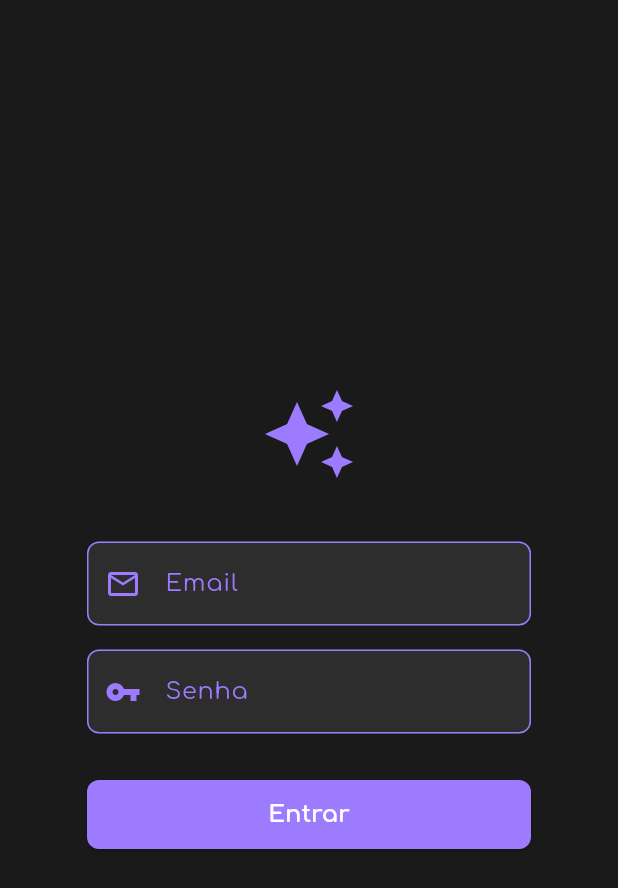
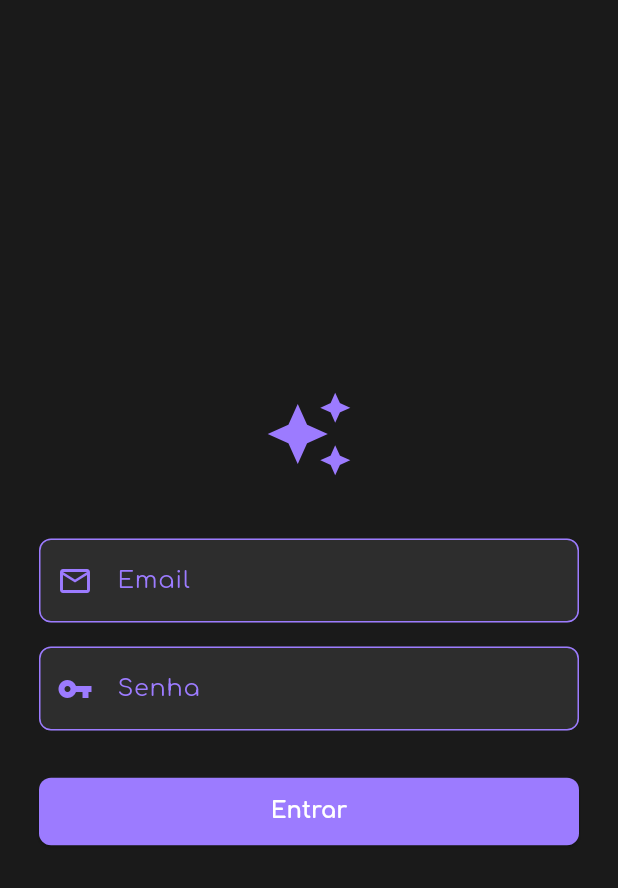
Before and after one commit to equipe-javali/API_6_FRONT, a Flutter app: the screen it shows after launch, on a phone screen of 412 x 824 dp. Shown: the top 888 px of the screen. Run offline on Flutter 3.47's test engine with Material 3 defaults, Android fonts, the phone set to English and light mode, and no system bars; our stand-ins replace go_router, google_fonts, shared_preferences, sticky_headers.

Commit message:
35 - Arrumada responsividade da tela de login

```diff
--- a/app/lib/pages/login.dart
+++ b/app/lib/pages/login.dart
@@ -31,6 +31,7 @@ class _LoginPageState extends State<LoginPage> {
     setState(() => isLoading = false);
 
     if (!mounted) return;
+
     if (token != null) {
       context.go('/usuarios');
     } else {
@@ -44,67 +45,58 @@ class _LoginPageState extends State<LoginPage> {
   Widget build(BuildContext context) {
     return Scaffold(
       backgroundColor: const Color(0xFF1A1A1A),
-      body: Center(
+      body: LayoutBuilder(
+        builder: (context, constraints) {
+          final isMobile = constraints.maxWidth < 600;
+
+          return Center(
             child: SingleChildScrollView(
+              padding: EdgeInsets.symmetric(
+                horizontal: isMobile ? 24 : 40,
+                vertical: isMobile ? 20 : 40,
+              ),
               child: ConstrainedBox(
-            constraints: const BoxConstraints(maxWidth: 360),
-            child: Padding(
-              padding: const EdgeInsets.symmetric(horizontal: 32.0),
-              child: Column(
+                constraints: BoxConstraints(
+                  maxWidth: isMobile ? 360 : 420,
+                ),
+                child: _buildForm(isMobile),
+              ),
+            ),
+          );
+        },
+      ),
+    );
+  }
+
+  Widget _buildForm(bool isMobile) {
+    return Column(
       mainAxisAlignment: MainAxisAlignment.center,
       children: [
-                  const Icon(Icons.auto_awesome,
-                      color: Color(0xFF9C7BFF), size: 64),
+        Icon(
+          Icons.auto_awesome,
+          color: const Color(0xFF9C7BFF),
+          size: isMobile ? 60 : 72,
+        ),
         const SizedBox(height: 40),
 
-                  // Email
+        // EMAIL
         TextField(
           controller: emailController,
           style: const TextStyle(color: Colors.white),
-                    decoration: InputDecoration(
-                      prefixIcon: const Icon(Icons.mail_outline,
-                          color: Color(0xFF9C7BFF)),
-                      labelText: "Email",
-                      labelStyle:
-                          GoogleFonts.comfortaa(color: const Color(0xFF9C7BFF)),
-                      enabledBorder: OutlineInputBorder(
-                        borderSide: const BorderSide(color: Color(0xFF9C7BFF)),
-                        borderRadius: BorderRadius.circular(8),
-                      ),
-                      focusedBorder: OutlineInputBorder(
-                        borderSide: const BorderSide(
-                            color: Color(0xFF9C7BFF), width: 2),
-                        borderRadius: BorderRadius.circular(8),
-                      ),
-                    ),
+          decoration: _inputDecoration("Email", Icons.mail_outline),
         ),
         const SizedBox(height: 16),
 
-                  // Senha
+        // SENHA
         TextField(
           controller: passwordController,
           obscureText: true,
           style: const TextStyle(color: Colors.white),
-                    decoration: InputDecoration(
-                      prefixIcon:
-                          const Icon(Icons.vpn_key, color: Color(0xFF9C7BFF)),
-                      labelText: "Senha",
-                      labelStyle:
-                          GoogleFonts.comfortaa(color: const Color(0xFF9C7BFF)),
-                      enabledBorder: OutlineInputBorder(
-                        borderSide: const BorderSide(color: Color(0xFF9C7BFF)),
-                        borderRadius: BorderRadius.circular(8),
-                      ),
-                      focusedBorder: OutlineInputBorder(
-                        borderSide: const BorderSide(
-                            color: Color(0xFF9C7BFF), width: 2),
-                        borderRadius: BorderRadius.circular(8),
-                      ),
-                    ),
+          decoration: _inputDecoration("Senha", Icons.vpn_key),
         ),
         const SizedBox(height: 30),
 
-                  // Botão
+        // BOTÃO ENTRAR
         SizedBox(
           width: double.infinity,
           child: ElevatedButton(
@@ -117,14 +109,12 @@ class _LoginPageState extends State<LoginPage> {
               ),
             ),
             child: isLoading
-                          ? const CircularProgressIndicator(
-                              color: Colors.white,
-                            )
+                ? const CircularProgressIndicator(color: Colors.white)
                 : Text(
                     "Entrar",
                     style: GoogleFonts.comfortaa(
                       color: Colors.white,
-                                fontSize: 16,
+                      fontSize: isMobile ? 15 : 17,
                       fontWeight: FontWeight.w700,
                     ),
                   ),
@@ -133,14 +123,28 @@ class _LoginPageState extends State<LoginPage> {
 
         if (errorMessage != null) ...[
           const SizedBox(height: 16),
-                    Text(errorMessage!,
-                        style: const TextStyle(color: Colors.red)),
+          Text(
+            errorMessage!,
+            style: const TextStyle(color: Colors.red),
+            textAlign: TextAlign.center,
+          ),
         ],
       ],
+    );
+  }
+
+  InputDecoration _inputDecoration(String label, IconData icon) {
+    return InputDecoration(
+      prefixIcon: Icon(icon, color: const Color(0xFF9C7BFF)),
+      labelText: label,
+      labelStyle: GoogleFonts.comfortaa(color: const Color(0xFF9C7BFF)),
+      enabledBorder: OutlineInputBorder(
+        borderSide: const BorderSide(color: Color(0xFF9C7BFF)),
+        borderRadius: BorderRadius.circular(8),
       ),
-            ),
-          ),
-        ),
+      focusedBorder: OutlineInputBorder(
+        borderSide: const BorderSide(color: Color(0xFF9C7BFF), width: 2),
+        borderRadius: BorderRadius.circular(8),
       ),
     );
   }
```
Also changed, not shown: app/pubspec.lock. Lines whose indentation alone changed are shown as unchanged.
